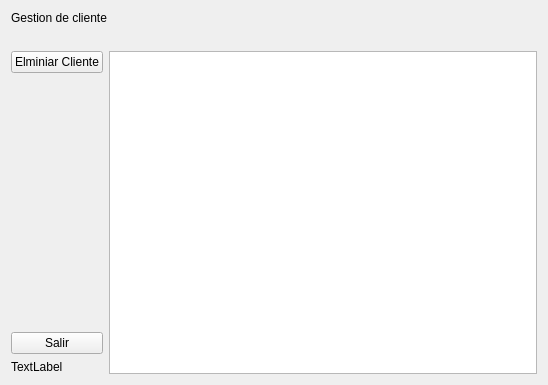
Above: ParkingLotSystem1.0/eliminarclienteb.ui from Jheb1024/Park_lot_System before the change. Below: the same form after it.
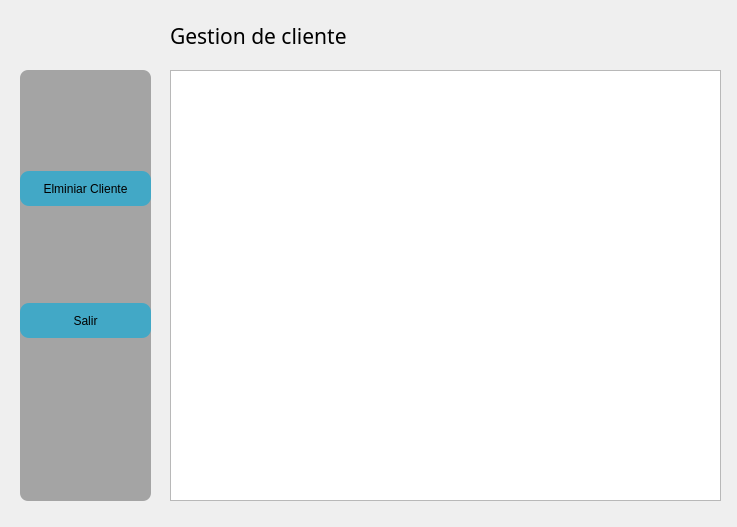
That is the form after the change. Icons and pictures are not drawn.

Diff of the .ui file:
```diff
--- a/ParkingLotSystem1.0/eliminarclienteb.ui
+++ b/ParkingLotSystem1.0/eliminarclienteb.ui
@@ -6,84 +6,148 @@
    <rect>
     <x>0</x>
     <y>0</y>
-    <width>548</width>
-    <height>385</height>
+    <width>737</width>
+    <height>527</height>
    </rect>
   </property>
   <property name="windowTitle">
    <string>Form</string>
   </property>
-  <layout class="QGridLayout" name="gridLayout">
-   <item row="0" column="0">
-    <widget class="QLabel" name="label">
-     <property name="text">
-      <string>Gestion de cliente</string>
-     </property>
-    </widget>
-   </item>
-   <item row="1" column="0">
-    <layout class="QHBoxLayout" name="horizontalLayout_2">
+  <property name="styleSheet">
+   <string notr="true">#EliminarClienteB{
+	
+	border-image: url(:/Img/FAdm.jfif);
+}</string>
+  </property>
+  <widget class="QLabel" name="label">
+   <property name="geometry">
+    <rect>
+     <x>170</x>
+     <y>10</y>
+     <width>291</width>
+     <height>51</height>
+    </rect>
+   </property>
+   <property name="font">
+    <font>
+     <family>Microsoft YaHei</family>
+     <pointsize>16</pointsize>
+    </font>
+   </property>
+   <property name="text">
+    <string>Gestion de cliente</string>
+   </property>
+  </widget>
+  <widget class="QTableView" name="tableView">
+   <property name="geometry">
+    <rect>
+     <x>170</x>
+     <y>70</y>
+     <width>551</width>
+     <height>431</height>
+    </rect>
+   </property>
+  </widget>
+  <widget class="QWidget" name="Opciones" native="true">
+   <property name="geometry">
+    <rect>
+     <x>20</x>
+     <y>70</y>
+     <width>131</width>
+     <height>431</height>
+    </rect>
+   </property>
+   <property name="styleSheet">
+    <string notr="true">#Opciones{ 
+background: rgba(0, 0, 0, 80);
+ border-radius: 8px;
+}
+
+</string>
+   </property>
+   <widget class="QWidget" name="layoutWidget">
+    <property name="geometry">
+     <rect>
+      <x>0</x>
+      <y>10</y>
+      <width>131</width>
+      <height>401</height>
+     </rect>
+    </property>
+    <layout class="QVBoxLayout" name="verticalLayout">
      <item>
-      <spacer name="horizontalSpacer">
+      <widget class="QPushButton" name="Eliminar_pushButton">
+       <property name="maximumSize">
+        <size>
+         <width>150</width>
+         <height>35</height>
+        </size>
+       </property>
+       <property name="styleSheet">
+        <string notr="true">QPushButton{
+border-width: 0px;
+border-radius: 9px;
+background-color: rgb(66,168,198)
+}
+
+QPushButton:hover{
+	background-color: rgb(80,189,240);
+    border-radius: 9px;
+	color: black;
+    selection-color: white;  
+    padding: 2px 4px;}</string>
+       </property>
+       <property name="text">
+        <string>Elminiar Cliente</string>
+       </property>
+      </widget>
+     </item>
+     <item>
+      <widget class="QPushButton" name="Salir_pushButton">
+       <property name="maximumSize">
+        <size>
+         <width>150</width>
+         <height>35</height>
+        </size>
+       </property>
+       <property name="styleSheet">
+        <string notr="true">QPushButton{
+border-width: 0px;
+border-radius: 9px;
+background-color: rgb(66,168,198)
+}
+
+QPushButton:hover{
+	background-color: rgb(80,189,240);
+    border-radius: 9px;
+	color: black;
+    selection-color: white;  
+    padding: 2px 4px;}</string>
+       </property>
+       <property name="text">
+        <string>Salir</string>
+       </property>
+      </widget>
+     </item>
+     <item>
+      <spacer name="verticalSpacer">
        <property name="orientation">
-        <enum>Qt::Horizontal</enum>
+        <enum>Qt::Vertical</enum>
+       </property>
+       <property name="sizeType">
+        <enum>QSizePolicy::Minimum</enum>
        </property>
        <property name="sizeHint" stdset="0">
         <size>
-         <width>40</width>
-         <height>20</height>
+         <width>20</width>
+         <height>50</height>
         </size>
        </property>
       </spacer>
      </item>
     </layout>
-   </item>
-   <item row="2" column="0">
-    <layout class="QHBoxLayout" name="horizontalLayout">
-     <item>
-      <layout class="QVBoxLayout" name="verticalLayout">
-       <item>
-        <widget class="QPushButton" name="Eliminar_pushButton">
-         <property name="text">
-          <string>Elminiar Cliente</string>
-         </property>
-        </widget>
-       </item>
-       <item>
-        <spacer name="verticalSpacer">
-         <property name="orientation">
-          <enum>Qt::Vertical</enum>
-         </property>
-         <property name="sizeHint" stdset="0">
-          <size>
-           <width>20</width>
-           <height>40</height>
-          </size>
-         </property>
-        </spacer>
-       </item>
-       <item>
-        <widget class="QPushButton" name="Salir_pushButton">
-         <property name="text">
-          <string>Salir</string>
-         </property>
-        </widget>
-       </item>
-       <item>
-        <widget class="QLabel" name="label_2">
-         <property name="text">
-          <string>TextLabel</string>
-         </property>
-        </widget>
-       </item>
-      </layout>
-     </item>
-     <item>
-      <widget class="QTableView" name="tableView"/>
-     </item>
-    </layout>
-   </item>
-  </layout>
+   </widget>
+  </widget>
  </widget>
  <resources/>
  <connections/>
```
